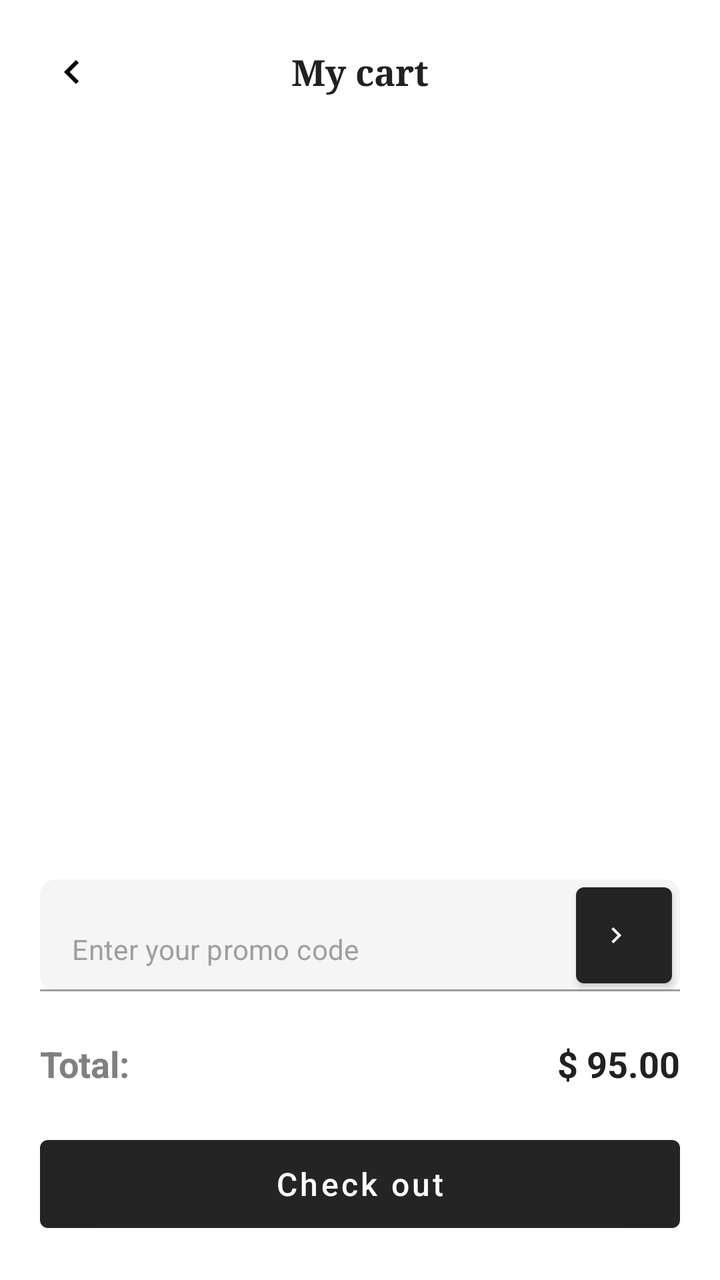
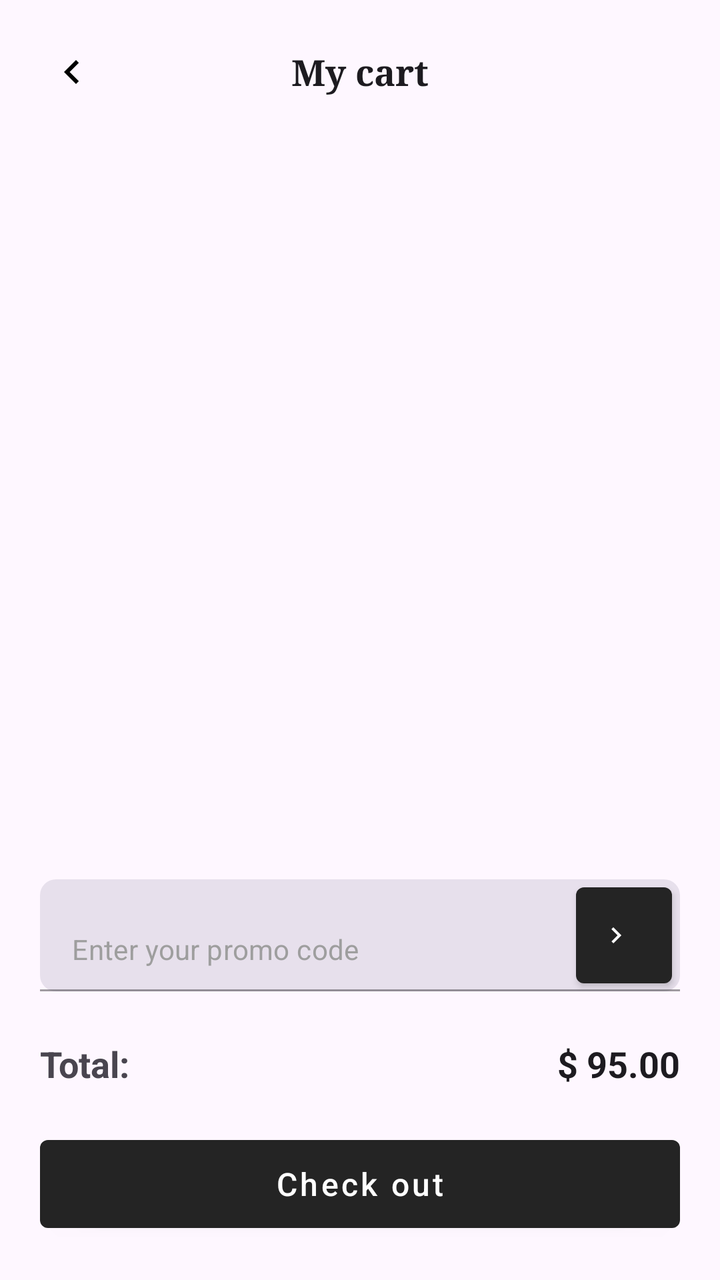

Two renders of the same Android screen: before a commit and after it. Below are the layout's source before the change and the commit's diff.
<!-- AndroidManifest.xml: application theme Theme.Furniture -->
<!-- res/layout/fragment_cart.xml -->
<?xml version="1.0" encoding="utf-8"?>
<androidx.constraintlayout.widget.ConstraintLayout xmlns:android="http://schemas.android.com/apk/res/android"
    xmlns:app="http://schemas.android.com/apk/res-auto"
    xmlns:tools="http://schemas.android.com/tools"
    android:layout_width="match_parent"
    android:layout_height="match_parent"
    android:background="@color/white"
    tools:context=".ui.CartFragment">

    
    <ImageView
        android:id="@+id/btn_back"
        android:layout_width="24dp"
        android:layout_height="24dp"
        android:layout_marginStart="24dp"
        android:layout_marginTop="24dp"
        android:src="@drawable/ic_back"
        app:layout_constraintStart_toStartOf="parent"
        app:layout_constraintTop_toTopOf="parent" />

    <TextView
        android:id="@+id/tv_title"
        android:layout_width="wrap_content"
        android:layout_height="wrap_content"
        android:text="My cart"
        android:textColor="#212121"
        android:textSize="18sp"
        android:textStyle="bold"
        android:fontFamily="serif"
        app:layout_constraintBottom_toBottomOf="@id/btn_back"
        app:layout_constraintEnd_toEndOf="parent"
        app:layout_constraintStart_toStartOf="parent"
        app:layout_constraintTop_toTopOf="@id/btn_back" />

    
    <androidx.recyclerview.widget.RecyclerView
        android:id="@+id/rv_cart"
        android:layout_width="0dp"
        android:layout_height="0dp"
        android:layout_marginTop="24dp"
        android:clipToPadding="false"
        tools:listitem="@layout/item_cart"
        tools:itemCount="3"
        app:layout_constraintBottom_toTopOf="@id/layout_bottom"
        app:layout_constraintEnd_toEndOf="parent"
        app:layout_constraintStart_toStartOf="parent"
        app:layout_constraintTop_toBottomOf="@id/btn_back" />

    
    <TextView
        android:id="@+id/tv_cart_empty"
        android:layout_width="wrap_content"
        android:layout_height="wrap_content"
        android:gravity="center"
        android:text="Keranjang belanja kosong.\nTambahkan produk dari halaman detail."
        android:textColor="#808080"
        android:visibility="gone"
        app:layout_constraintBottom_toBottomOf="parent"
        app:layout_constraintEnd_toEndOf="parent"
        app:layout_constraintStart_toStartOf="parent"
        app:layout_constraintTop_toTopOf="parent" />

    
    <LinearLayout
        android:id="@+id/layout_bottom"
        android:layout_width="match_parent"
        android:layout_height="wrap_content"
        android:orientation="vertical"
        android:padding="20dp"
        android:background="@color/white"
        app:layout_constraintBottom_toBottomOf="parent">

        
        <RelativeLayout
            android:layout_width="match_parent"
            android:layout_height="56dp"
            android:layout_marginBottom="24dp">
            
            <com.google.android.material.textfield.TextInputLayout
                android:layout_width="match_parent"
                android:layout_height="match_parent"
                app:boxBackgroundColor="#F5F5F5"
                app:boxCornerRadiusTopStart="8dp"
                app:boxCornerRadiusTopEnd="8dp"
                app:boxCornerRadiusBottomStart="8dp"
                app:boxCornerRadiusBottomEnd="8dp"
                app:hintEnabled="false"
                style="@style/Widget.MaterialComponents.TextInputLayout.FilledBox">

                <com.google.android.material.textfield.TextInputEditText
                    android:id="@+id/et_promo_code"
                    android:layout_width="match_parent"
                    android:layout_height="match_parent"
                    android:hint="Enter your promo code"
                    android:textColorHint="#9E9E9E"
                    android:textSize="14sp"
                    android:paddingStart="16dp"
                    android:paddingEnd="64dp"
                    android:background="@null" />
            </com.google.android.material.textfield.TextInputLayout>

            <com.google.android.material.button.MaterialButton
                android:id="@+id/btn_apply_promo"
                android:layout_width="48dp"
                android:layout_height="48dp"
                android:layout_alignParentEnd="true"
                android:layout_centerVertical="true"
                android:layout_marginEnd="4dp"
                app:backgroundTint="#242424"
                app:cornerRadius="4dp"
                app:elevation="0dp"
                app:icon="@drawable/ic_arrow_right"
                app:iconTint="@color/white"
                app:iconSize="16dp"
                app:iconGravity="textStart"
                android:insetTop="0dp"
                android:insetBottom="0dp"
                android:paddingStart="12dp"
                android:paddingEnd="12dp"
                style="@style/Widget.MaterialComponents.Button" />
        </RelativeLayout>

        
        <RelativeLayout
            android:layout_width="match_parent"
            android:layout_height="wrap_content"
            android:layout_marginBottom="20dp">
            
            <TextView
                android:layout_width="wrap_content"
                android:layout_height="wrap_content"
                android:text="Total:"
                android:textColor="#808080"
                android:textStyle="bold"
                android:textSize="18sp" />
                
            <TextView
                android:id="@+id/tv_cart_total"
                android:layout_width="wrap_content"
                android:layout_height="wrap_content"
                android:text="$ 95.00"
                android:textColor="#212121"
                android:textStyle="bold"
                android:textSize="18sp"
                android:layout_alignParentEnd="true" />
        </RelativeLayout>

        <com.google.android.material.button.MaterialButton
            android:id="@+id/btn_checkout"
            android:layout_width="match_parent"
            android:layout_height="56dp"
            app:backgroundTint="#242424"
            app:cornerRadius="4dp"
            app:elevation="0dp"
            style="@style/Widget.MaterialComponents.Button"
            android:text="Check out"
            android:textAllCaps="false"
            android:textColor="@color/white"
            android:textSize="16sp" />
    </LinearLayout>

</androidx.constraintlayout.widget.ConstraintLayout>
<!-- res/layout/item_cart.xml (included above) -->
<?xml version="1.0" encoding="utf-8"?>
<androidx.constraintlayout.widget.ConstraintLayout xmlns:android="http://schemas.android.com/apk/res/android"
    xmlns:app="http://schemas.android.com/apk/res-auto"
    android:layout_width="match_parent"
    android:layout_height="wrap_content"
    android:layout_marginBottom="16dp"
    android:paddingStart="24dp"
    android:paddingEnd="24dp">

    
    <androidx.cardview.widget.CardView
        android:id="@+id/cv_image"
        android:layout_width="100dp"
        android:layout_height="100dp"
        app:cardCornerRadius="16dp"
        app:cardElevation="0dp"
        app:layout_constraintStart_toStartOf="parent"
        app:layout_constraintTop_toTopOf="parent">

        <ImageView
            android:id="@+id/img_cart_product"
            android:layout_width="match_parent"
            android:layout_height="match_parent"
            android:scaleType="centerCrop"
            android:src="@drawable/ic_image_placeholder" />
    </androidx.cardview.widget.CardView>

    
    <TextView
        android:id="@+id/tv_cart_name"
        android:layout_width="0dp"
        android:layout_height="wrap_content"
        android:layout_marginStart="16dp"
        android:layout_marginEnd="8dp"
        android:text="Minimal Stand"
        android:textColor="#808080"
        android:textSize="14sp"
        android:maxLines="2"
        android:ellipsize="end"
        app:layout_constraintEnd_toStartOf="@id/btn_remove_cart"
        app:layout_constraintStart_toEndOf="@id/cv_image"
        app:layout_constraintTop_toTopOf="@id/cv_image" />

    
    <ImageButton
        android:id="@+id/btn_remove_cart"
        android:layout_width="24dp"
        android:layout_height="24dp"
        android:background="?selectableItemBackgroundBorderless"
        android:src="@drawable/ic_close_circle"
        app:layout_constraintEnd_toEndOf="parent"
        app:layout_constraintTop_toTopOf="@id/cv_image" />

    
    <TextView
        android:id="@+id/tv_cart_price"
        android:layout_width="0dp"
        android:layout_height="wrap_content"
        android:layout_marginStart="16dp"
        android:layout_marginTop="4dp"
        android:text="$ 25.00"
        android:textColor="#212121"
        android:textSize="16sp"
        android:textStyle="bold"
        app:layout_constraintStart_toEndOf="@id/cv_image"
        app:layout_constraintTop_toBottomOf="@id/tv_cart_name" />

    
    <LinearLayout
        android:id="@+id/ll_quantity"
        android:layout_width="wrap_content"
        android:layout_height="wrap_content"
        android:layout_marginStart="16dp"
        android:layout_marginTop="12dp"
        android:gravity="center_vertical"
        android:orientation="horizontal"
        app:layout_constraintTop_toBottomOf="@id/tv_cart_price"
        app:layout_constraintStart_toEndOf="@id/cv_image">

        <com.google.android.material.button.MaterialButton
            android:id="@+id/btn_increase"
            android:layout_width="32dp"
            android:layout_height="32dp"
            app:backgroundTint="#F5F5F5"
            app:cornerRadius="8dp"
            app:elevation="0dp"
            app:icon="@drawable/ic_add"
            app:iconTint="#212121"
            app:iconSize="16dp"
            app:iconGravity="textStart"
            android:insetTop="0dp"
            android:insetBottom="0dp"
            android:paddingStart="8dp"
            android:paddingEnd="8dp"
            style="@style/Widget.MaterialComponents.Button" />

        <TextView
            android:id="@+id/tv_cart_quantity"
            android:layout_width="wrap_content"
            android:layout_height="wrap_content"
            android:layout_marginStart="16dp"
            android:layout_marginEnd="16dp"
            android:text="01"
            android:textColor="#212121"
            android:textSize="16sp"
            android:textStyle="bold" />

        <com.google.android.material.button.MaterialButton
            android:id="@+id/btn_decrease"
            android:layout_width="32dp"
            android:layout_height="32dp"
            app:backgroundTint="#F5F5F5"
            app:cornerRadius="8dp"
            app:elevation="0dp"
            app:icon="@drawable/ic_minus"
            app:iconTint="#212121"
            app:iconSize="16dp"
            app:iconGravity="textStart"
            android:insetTop="0dp"
            android:insetBottom="0dp"
            android:paddingStart="8dp"
            android:paddingEnd="8dp"
            style="@style/Widget.MaterialComponents.Button" />
    </LinearLayout>

    
    <TextView
        android:id="@+id/tv_cart_total_price"
        android:layout_width="wrap_content"
        android:layout_height="wrap_content"
        android:visibility="gone"
        app:layout_constraintStart_toEndOf="@id/cv_image"
        app:layout_constraintTop_toBottomOf="@id/ll_quantity" />

    <androidx.constraintlayout.widget.Barrier
        android:id="@+id/barrier_bottom"
        android:layout_width="wrap_content"
        android:layout_height="wrap_content"
        app:barrierDirection="bottom"
        app:constraint_referenced_ids="cv_image,ll_quantity" />

    
    <View
        android:layout_width="0dp"
        android:layout_height="1dp"
        android:layout_marginTop="16dp"
        android:background="#E0E0E0"
        app:layout_constraintTop_toBottomOf="@id/barrier_bottom"
        app:layout_constraintStart_toStartOf="parent"
        app:layout_constraintEnd_toEndOf="parent" />

</androidx.constraintlayout.widget.ConstraintLayout>
<!-- resources referenced by this layout -->
<resources>
  <color name="white">#FFFFFFFF</color>
  <!-- drawable ic_add (drawable) -->
  <?xml version="1.0" encoding="utf-8"?>
  <vector xmlns:android="http://schemas.android.com/apk/res/android"
      android:width="24dp"
      android:height="24dp"
      android:viewportWidth="24"
      android:viewportHeight="24">
      <path
          android:fillColor="#9E9E9E"
          android:pathData="M19,13h-6v6h-2v-6H5v-2h6V5h2v6h6v2z" />
  </vector>
  <!-- drawable ic_arrow_right (drawable) -->
  <vector xmlns:android="http://schemas.android.com/apk/res/android"
      android:width="24dp"
      android:height="24dp"
      android:viewportWidth="24"
      android:viewportHeight="24">
      <path
          android:fillColor="#FFFFFF"
          android:pathData="M8.59,16.59L13.17,12 8.59,7.41 10,6l6,6 -6,6z"/>
  </vector>
  <!-- drawable ic_back (drawable) -->
  <vector xmlns:android="http://schemas.android.com/apk/res/android"
      android:width="24dp"
      android:height="24dp"
      android:viewportWidth="24"
      android:viewportHeight="24">
      <path
          android:fillColor="#FF000000"
          android:pathData="M15.41,16.59L10.83,12l4.58,-4.59L14,6l-6,6 6,6z"/>
  </vector>
  <!-- drawable ic_close_circle (drawable) -->
  <vector xmlns:android="http://schemas.android.com/apk/res/android"
      android:width="24dp"
      android:height="24dp"
      android:viewportWidth="24"
      android:viewportHeight="24">
      <path
          android:fillColor="#212121"
          android:pathData="M12,2C6.47,2 2,6.47 2,12s4.47,10 10,10 10,-4.47 10,-10S17.53,2 12,2zM12,20c-4.41,0 -8,-3.59 -8,-8s3.59,-8 8,-8 8,3.59 8,8 -3.59,8 -8,8zM15.59,7L12,10.59 8.41,7 7,8.41 10.59,12 7,15.59 8.41,17 12,13.41 15.59,17 17,15.59 13.41,12 17,8.41z"/>
  </vector>
  <!-- drawable ic_image_placeholder (drawable) -->
  <?xml version="1.0" encoding="utf-8"?>
  <vector xmlns:android="http://schemas.android.com/apk/res/android"
      android:width="48dp"
      android:height="48dp"
      android:viewportWidth="24"
      android:viewportHeight="24">
      
      <path
          android:fillColor="#F0F0F0"
          android:pathData="M0,0 L24,0 L24,24 L0,24 Z" />
      
      <path
          android:fillColor="#BDBDBD"
          android:pathData="M21,19V5c0,-1.1 -0.9,-2 -2,-2H5c-1.1,0 -2,0.9 -2,2v14c0,1.1 0.9,2 2,2h14c1.1,0 2,-0.9 2,-2zM8.5,13.5l2.5,3.01L14.5,12l4.5,6H5l3.5,-4.5z" />
  </vector>
  <!-- drawable ic_minus (drawable) -->
  <?xml version="1.0" encoding="utf-8"?>
  <vector xmlns:android="http://schemas.android.com/apk/res/android"
      android:width="24dp"
      android:height="24dp"
      android:viewportWidth="24"
      android:viewportHeight="24">
      <path
          android:fillColor="#9E9E9E"
          android:pathData="M19,13H5v-2h14v2z" />
  </vector>
  <style name="Theme.Furniture" parent="Base.Theme.Furniture" />
  <style name="Base.Theme.Furniture" parent="Theme.Material3.DayNight.NoActionBar">
          
          
      </style>
</resources>

<!-- the commit's change to res/layout/fragment_cart.xml (unified diff, before → after) -->
@@ -4,7 +4,7 @@
     xmlns:tools="http://schemas.android.com/tools"
     android:layout_width="match_parent"
     android:layout_height="match_parent"
-    android:background="@color/white"
+    android:background="?android:attr/colorBackground"
     tools:context=".ui.CartFragment">
 
     
@@ -23,7 +23,7 @@
         android:layout_width="wrap_content"
         android:layout_height="wrap_content"
         android:text="My cart"
-        android:textColor="#212121"
+        android:textColor="?android:attr/textColorPrimary"
         android:textSize="18sp"
         android:textStyle="bold"
         android:fontFamily="serif"
@@ -53,7 +53,7 @@
         android:layout_height="wrap_content"
         android:gravity="center"
         android:text="Keranjang belanja kosong.\nTambahkan produk dari halaman detail."
-        android:textColor="#808080"
+        android:textColor="?android:attr/textColorSecondary"
         android:visibility="gone"
         app:layout_constraintBottom_toBottomOf="parent"
         app:layout_constraintEnd_toEndOf="parent"
@@ -67,7 +67,7 @@
         android:layout_height="wrap_content"
         android:orientation="vertical"
         android:padding="20dp"
-        android:background="@color/white"
+        android:background="?android:attr/colorBackground"
         app:layout_constraintBottom_toBottomOf="parent">
 
         
@@ -79,7 +79,7 @@
             <com.google.android.material.textfield.TextInputLayout
                 android:layout_width="match_parent"
                 android:layout_height="match_parent"
-                app:boxBackgroundColor="#F5F5F5"
+                app:boxBackgroundColor="?attr/colorSurfaceVariant"
                 app:boxCornerRadiusTopStart="8dp"
                 app:boxCornerRadiusTopEnd="8dp"
                 app:boxCornerRadiusBottomStart="8dp"
@@ -130,7 +130,7 @@
                 android:layout_width="wrap_content"
                 android:layout_height="wrap_content"
                 android:text="Total:"
-                android:textColor="#808080"
+                android:textColor="?android:attr/textColorSecondary"
                 android:textStyle="bold"
                 android:textSize="18sp" />
                 
@@ -139,7 +139,7 @@
                 android:layout_width="wrap_content"
                 android:layout_height="wrap_content"
                 android:text="$ 95.00"
-                android:textColor="#212121"
+                android:textColor="?android:attr/textColorPrimary"
                 android:textStyle="bold"
                 android:textSize="18sp"
                 android:layout_alignParentEnd="true" />
@@ -196,7 +196,7 @@
         android:layout_marginStart="16dp"
         android:layout_marginEnd="8dp"
         android:text="Minimal Stand"
-        android:textColor="#808080"
+        android:textColor="?android:attr/textColorSecondary"
         android:textSize="14sp"
         android:maxLines="2"
         android:ellipsize="end"
@@ -222,7 +222,7 @@
         android:layout_marginStart="16dp"
         android:layout_marginTop="4dp"
         android:text="$ 25.00"
-        android:textColor="#212121"
+        android:textColor="?android:attr/textColorPrimary"
         android:textSize="16sp"
         android:textStyle="bold"
         app:layout_constraintStart_toEndOf="@id/cv_image"
@@ -244,11 +244,11 @@
             android:id="@+id/btn_increase"
             android:layout_width="32dp"
             android:layout_height="32dp"
-            app:backgroundTint="#F5F5F5"
+            app:backgroundTint="?attr/colorSurfaceVariant"
             app:cornerRadius="8dp"
             app:elevation="0dp"
             app:icon="@drawable/ic_add"
-            app:iconTint="#212121"
+            app:iconTint="?android:attr/textColorPrimary"
             app:iconSize="16dp"
             app:iconGravity="textStart"
             android:insetTop="0dp"
@@ -264,7 +264,7 @@
             android:layout_marginStart="16dp"
             android:layout_marginEnd="16dp"
             android:text="01"
-            android:textColor="#212121"
+            android:textColor="?android:attr/textColorPrimary"
             android:textSize="16sp"
             android:textStyle="bold" />
 
@@ -272,11 +272,11 @@
             android:id="@+id/btn_decrease"
             android:layout_width="32dp"
             android:layout_height="32dp"
-            app:backgroundTint="#F5F5F5"
+            app:backgroundTint="?attr/colorSurfaceVariant"
             app:cornerRadius="8dp"
             app:elevation="0dp"
             app:icon="@drawable/ic_minus"
-            app:iconTint="#212121"
+            app:iconTint="?android:attr/textColorPrimary"
             app:iconSize="16dp"
             app:iconGravity="textStart"
             android:insetTop="0dp"
